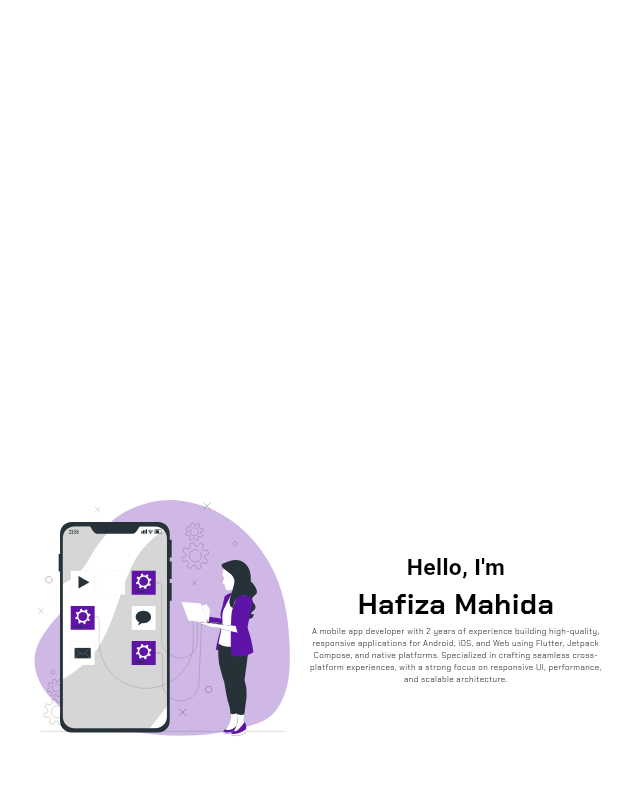
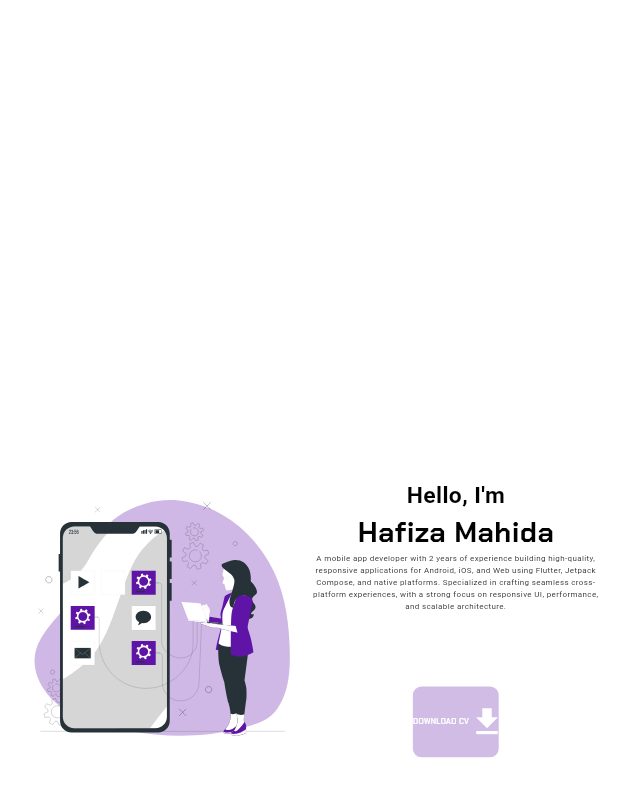
Before and after one commit to HafizaMahida/myPortfolio, a Flutter app: the screen it shows after launch, on a phone screen of 412 x 824 dp. Shown: the top 797 px of the screen. Run offline on Flutter 3.47's test engine with Material 3 defaults, Android fonts, the phone set to English and light mode, and no system bars; our stand-ins replace cached_network_image, flutter_riverpod, flutter_screenutil, get_it, injectable, lottie; Roboto replaces fonts that are missing (AlumniSansPinstripe).

Commit message:
Color and resume button added

```diff
--- a/lib/ui/theme/app_colors.dart
+++ b/lib/ui/theme/app_colors.dart
@@ -7,8 +7,8 @@ class AppColors {
 
   static const Color primary = Color(0xffFFFFFF);
   static const Color white = Color(0xffFFFFFF);
-  static const Color primary2 = Color(0xff009AF1);
-
+  static const Color primary2 = Color(0xff6448a0);
+  static const Color lightPrimary2 = Color(0xffd0bce4);
   static const Color whiteF7F7FC = Color(0xffF7F7FC);
   static const Color clr696969 = Color(0xff696969);
   static const Color whiteEAEAEA = Color(0xffEAEAEA);
--- a/lib/ui/web/helper/about_me.dart
+++ b/lib/ui/web/helper/about_me.dart
@@ -14,7 +14,7 @@ class AboutMe extends ConsumerWidget {
   Widget build(BuildContext context,WidgetRef ref,) {
     final mainWatch  = ref.watch(mainController);
     return SizedBox(
-     // key: mainWatch.aboutMeKey,
+      key: mainWatch.aboutMeKey,
       height: context.height,
       width: context.width,
       child: Row(
@@ -52,10 +52,47 @@ class AboutMe extends ConsumerWidget {
                   style: TextStyles.regular.copyWith(
                     color: AppColors.black,
                     fontSize: 14.sp,
+                    fontFamily: TextStyles.secondaryFontFamily
                   ),
                   textAlign: TextAlign.center,
                   maxLines: 10,
                 ),
+                SizedBox(
+                  height: context.height*0.06,
+                ),
+                MouseRegion(
+                  child: GestureDetector(
+                    onTap: (){
+                      print("Button is Clicked");
+                    },
+
+                    child: Container(
+                      height:110.h,
+                      width: 150.w,
+                      decoration: BoxDecoration(
+                        color: AppColors.lightPrimary2,
+                        borderRadius: BorderRadius.circular(15.r),
+                      ),
+                      child: Row(
+                        mainAxisAlignment: MainAxisAlignment.center,
+                        crossAxisAlignment: CrossAxisAlignment.center,
+                        children: [
+                          Text(
+                            "DOWNLOAD CV",
+                            style: TextStyles.semiBold.copyWith(
+                              color: AppColors.white,
+                              fontSize: 13.sp,
+                            ),
+                          ),
+                          Icon(
+                            Icons.download,
+                            color: AppColors.white,
+                          ),
+                        ],
+                      ),
+                    ),
+                  ),
+                )
               ],
             ),
           )
```
